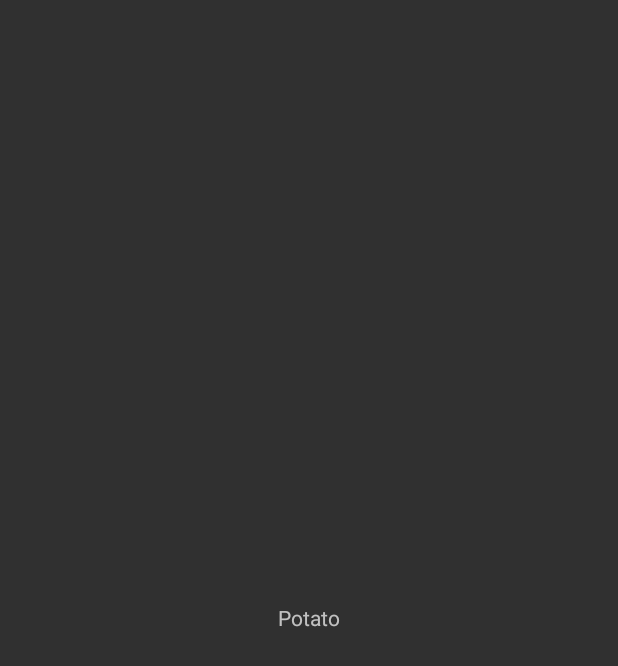
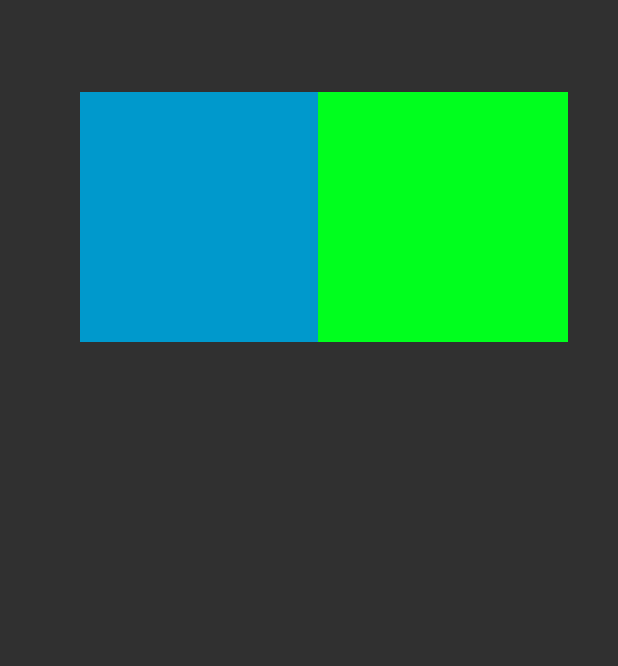
Before and after one commit to yankees35/ProjectAndroid_LerGa, an Android app: the GameActivity screen opened directly, with no data from a screen before it, on a phone screen of 412 x 824 dp. Before the commit the part shown is almost empty. Shown: the top 666 px of the screen. Run offline under Robolectric (Android 15) with nearby library versions, the phone set to English and light mode, and no system bars.

Commit message:
2018-03-27(V1)

```diff
--- a/Code/SoundMemory/app/src/main/java/lerga1631730/soundmemory/GameActivity.java
+++ b/Code/SoundMemory/app/src/main/java/lerga1631730/soundmemory/GameActivity.java
@@ -1,11 +1,21 @@
 package lerga1631730.soundmemory;
 
+import android.media.Image;
+import android.media.MediaPlayer;
 import android.support.v7.app.AppCompatActivity;
 import android.os.Bundle;
+import android.view.View;
 import android.view.Window;
 import android.view.WindowManager;
+import android.widget.Button;
+import android.widget.ImageView;
+import android.widget.Toast;
 
 public class GameActivity extends AppCompatActivity {
+
+    MediaPlayer []mp;
+    int lastTag;
+    int newTag;
 
     @Override
     protected void onCreate(Bundle savedInstanceState) {
@@ -14,6 +24,25 @@ public class GameActivity extends AppCompatActivity {
         getWindow().setFlags(WindowManager.LayoutParams.FLAG_FULLSCREEN, WindowManager.LayoutParams.FLAG_FULLSCREEN);
         setContentView(R.layout.activity_game);
 
+        final MediaPlayer mp1 = MediaPlayer.create(GameActivity.this,R.raw.claude);
+        final MediaPlayer mp2 = MediaPlayer.create(GameActivity.this,R.raw.jean);
+
+        mp =  new MediaPlayer[]{mp1,mp2};
+
 
         }
+
+    protected void Musique(View view) {
+        newTag = Integer.parseInt((String) view.getTag());
+
+        if (mp[lastTag].isPlaying()) {
+            mp[lastTag].stop();
+        }
+        mp[newTag].start();
+
+
+        lastTag = newTag;
+    }
+
+
 }
--- a/Code/SoundMemory/app/src/main/res/layout/activity_game.xml
+++ b/Code/SoundMemory/app/src/main/res/layout/activity_game.xml
@@ -8,14 +8,38 @@
 
     <RelativeLayout
         android:layout_width="match_parent"
-        android:layout_height="match_parent">
+        android:layout_height="match_parent"
+        tools:layout_editor_absoluteX="16dp"
+        tools:layout_editor_absoluteY="39dp"
+        tools:ignore="MissingConstraints">
 
-        <TextView
-            android:id="@+id/textView"
-            android:layout_width="wrap_content"
-            android:layout_height="wrap_content"
-            android:layout_centerHorizontal="true"
-            android:layout_centerVertical="true"
-            android:text="Potato" />
+        <ImageView
+            android:id="@+id/imageView"
+            android:tag="0"
+            android:layout_width="250px"
+            android:layout_height="250px"
+            android:layout_alignParentLeft="true"
+            android:layout_alignParentStart="true"
+            android:layout_alignParentTop="true"
+            android:layout_marginLeft="53dp"
+            android:layout_marginStart="53dp"
+            android:layout_marginTop="61dp"
+            android:onClick="Musique"
+            app:srcCompat="@android:color/holo_blue_dark" />
+
+        <ImageView
+            android:id="@+id/imageView2"
+            android:tag="1"
+            android:layout_width="250px"
+            android:layout_height="250px"
+            android:layout_alignParentEnd="true"
+            android:layout_alignParentRight="true"
+            android:layout_alignTop="@+id/imageView"
+            android:layout_marginEnd="33dp"
+            android:layout_marginRight="33dp"
+            android:onClick="Musique"
+            app:srcCompat="@color/colorAccent" />
+
+
     </RelativeLayout>
 </android.support.constraint.ConstraintLayout>
--- a/Code/SoundMemory/app/src/main/res/values/colors.xml
+++ b/Code/SoundMemory/app/src/main/res/values/colors.xml
@@ -2,5 +2,5 @@
 <resources>
     <color name="colorPrimary">#3F51B5</color>
     <color name="colorPrimaryDark">#303F9F</color>
-    <color name="colorAccent">#FF4081</color>
+    <color name="colorAccent">#00ff1e</color>
 </resources>
```
Also changed, not shown: 3 other files.
